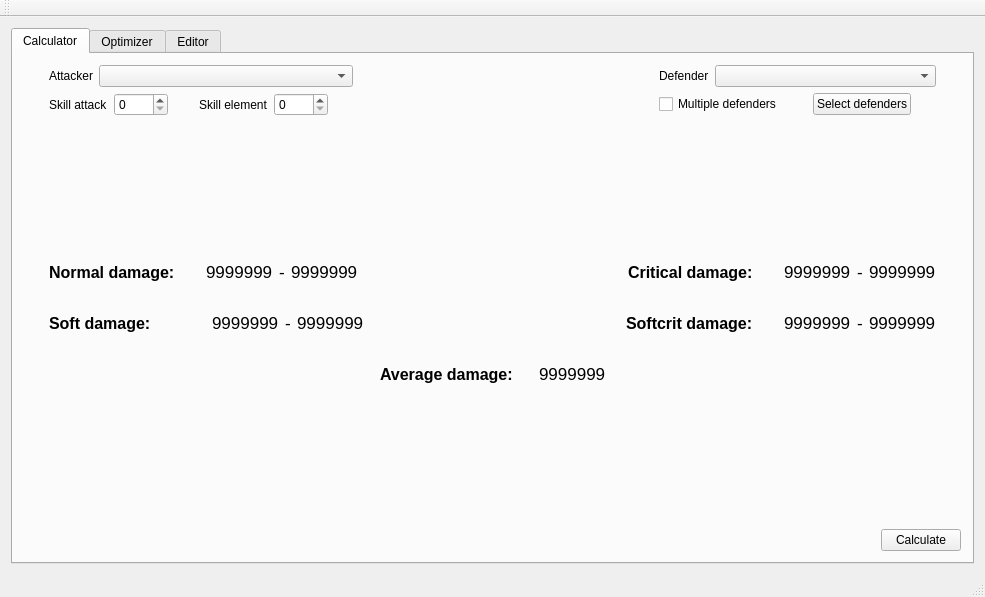
Gilgames000/nos-damage, file src/main/python/gui/main_window.ui: the form before one commit.
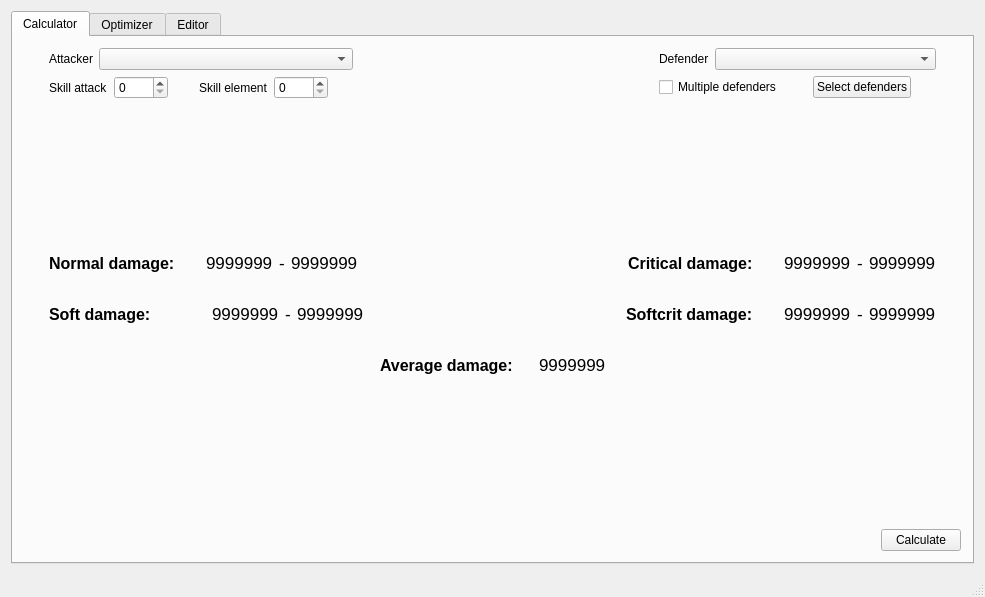
The form after the commit.

Commit message: Remove GUI toolbar

```diff
--- a/src/main/python/gui/main_window.ui
+++ b/src/main/python/gui/main_window.ui
@@ -3600,6 +3600,7 @@
     </item>
    </layout>
   </widget>
+  <widget class="QStatusBar" name="statusBar"/>
   <widget class="QMenuBar" name="menuBar">
    <property name="geometry">
     <rect>
@@ -3610,15 +3611,6 @@
     </rect>
    </property>
   </widget>
-  <widget class="QToolBar" name="mainToolBar">
-   <attribute name="toolBarArea">
-    <enum>TopToolBarArea</enum>
-   </attribute>
-   <attribute name="toolBarBreak">
-    <bool>false</bool>
-   </attribute>
-  </widget>
-  <widget class="QStatusBar" name="statusBar"/>
  </widget>
  <layoutdefault spacing="6" margin="11"/>
  <resources/>
```
The commit also changes 1 other file.
